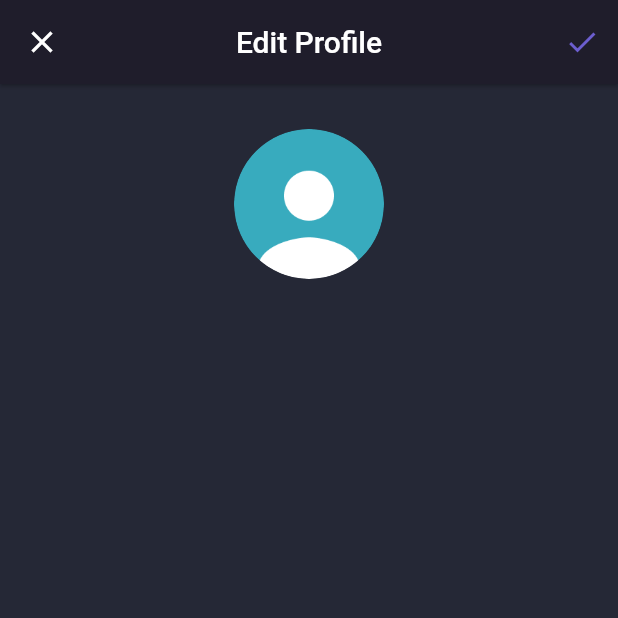
After one commit to darmariduan/shamo-mobile, a Flutter app: the EditProfilePage screen opened by its route, on a phone screen of 412 x 824 dp, the top half of it. The commit adds this screen. Run offline on Flutter 3.47's test engine with Material 3 defaults, Android fonts, the phone set to English and light mode, and no system bars; our stand-ins replace google_fonts.

Commit message:
28-Edit Profile Page Bagian Header

```diff
--- a/lib/main.dart
+++ b/lib/main.dart
@@ -1,5 +1,6 @@
 import 'package:flutter/material.dart';
 import 'package:shamo/pages/detail_chat_page.dart';
+import 'package:shamo/pages/edit_profile.dart';
 import 'package:shamo/pages/splash_page.dart';
 import 'package:shamo/pages/sign_in_page.dart';
 import 'package:shamo/pages/sign_up_page.dart';
@@ -22,6 +23,7 @@ class MyApp extends StatelessWidget {
         '/sign-up': (context) => SignUpPage(),
         '/home': (context) => MainPage(),
         '/detail-chat': (context) => DetailChatPage(),
+        '/edit-profile': (context) => EditProfilePage(),
       },
     );
   }
--- /dev/null
+++ b/lib/pages/edit_profile.dart
@@ -0,0 +1,66 @@
+import 'package:flutter/material.dart';
+import 'package:shamo/theme.dart';
+
+class EditProfilePage extends StatelessWidget {
+  const EditProfilePage({super.key});
+
+  @override
+  Widget build(BuildContext context) {
+    Widget header() {
+      return AppBar(
+        leading: IconButton(
+          icon: Icon(Icons.close),
+          onPressed: () {
+            Navigator.pop(context);
+          },
+        ),
+        backgroundColor: backgroundColor1,
+        elevation: 1,
+        centerTitle: true,
+        title: Text(
+          'Edit Profile',
+        ),
+        actions: [
+          IconButton(
+            onPressed: () {},
+            icon: Icon(Icons.check),
+            color: primaryColor,
+          ),
+        ],
+      );
+    }
+
+    Widget content() {
+      return Container(
+        width: double.infinity,
+        padding: EdgeInsets.symmetric(
+          horizontal: defaultMargin,
+        ),
+        child: Column(
+          crossAxisAlignment: CrossAxisAlignment.center,
+          children: [
+            Container(
+              width: 100,
+              height: 100,
+              margin: EdgeInsets.only(
+                top: defaultMargin,
+              ),
+              decoration: BoxDecoration(
+                shape: BoxShape.circle,
+                image: DecorationImage(
+                  image: AssetImage('assets/image_profile.png'),
+                ),
+              ),
+            ),
+          ],
+        ),
+      );
+    }
+
+    return Scaffold(
+      backgroundColor: backgroundColor4,
+      appBar: header() as PreferredSizeWidget,
+      body: content(),
+    );
+  }
+}
--- a/lib/pages/home/profile_page.dart
+++ b/lib/pages/home/profile_page.dart
@@ -44,9 +44,15 @@ class ProfilePage extends StatelessWidget {
                     ],
                   ),
                 ),
-                Image.asset(
-                  'assets/button_exit.png',
-                  width: 20,
+                GestureDetector(
+                  onTap: () {
+                    Navigator.pushNamedAndRemoveUntil(
+                        context, '/sign-in', (route) => false);
+                  },
+                  child: Image.asset(
+                    'assets/button_exit.png',
+                    width: 20,
+                  ),
                 ),
               ],
             ),
@@ -99,7 +105,11 @@ class ProfilePage extends StatelessWidget {
                   fontSize: 16,
                 ),
               ),
-              menuItem('Edit Profile'),
+              GestureDetector(
+                  onTap: () {
+                    Navigator.pushNamed(context, '/edit-profile');
+                  },
+                  child: menuItem('Edit Profile')),
               menuItem('Your Orders'),
               menuItem('Help'),
               SizedBox(
```
